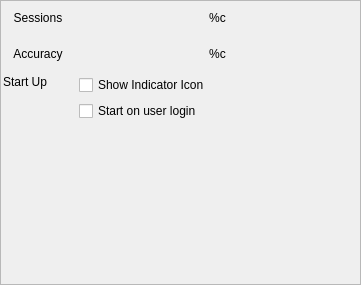
Qt form res/ui/settingspane-general.ui (smartboyhw/speechcontrol) before a commit.
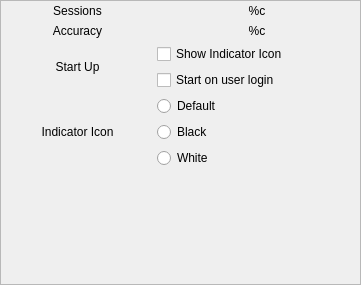
The same form after that commit. Icons and pictures are not drawn.

Commit message: Added two new icons to be used for SpeechControl::Indicator. Allow the user to define which icons would they prefer to the tray. Exported a majority of Windows::Main's menu-bar to the icon. Added UI for a microphone selection dialog (typically for training).

The edit to the form file:
```diff
--- a/res/ui/settingspane-general.ui
+++ b/res/ui/settingspane-general.ui
@@ -22,140 +22,209 @@
   <widget class="QWidget" name="gridLayoutWidget">
    <property name="geometry">
     <rect>
-     <x>3</x>
-     <y>3</y>
+     <x>4</x>
+     <y>4</y>
      <width>353</width>
-     <height>277</height>
+     <height>273</height>
     </rect>
    </property>
    <layout class="QGridLayout" name="gridLayout">
-    <item row="0" column="0">
-     <widget class="QLabel" name="label">
+    <item row="3" column="0">
+     <widget class="QLabel" name="label_2">
       <property name="sizePolicy">
-       <sizepolicy hsizetype="Fixed" vsizetype="Preferred">
+       <sizepolicy hsizetype="Minimum" vsizetype="Minimum">
         <horstretch>0</horstretch>
         <verstretch>0</verstretch>
        </sizepolicy>
       </property>
-      <property name="minimumSize">
-       <size>
-        <width>70</width>
-        <height>30</height>
-       </size>
-      </property>
-      <property name="maximumSize">
-       <size>
-        <width>70</width>
-        <height>30</height>
-       </size>
-      </property>
       <property name="text">
-       <string>Sessions</string>
+       <string>Indicator Icon</string>
       </property>
       <property name="alignment">
        <set>Qt::AlignCenter</set>
       </property>
-     </widget>
-    </item>
-    <item row="0" column="1">
-     <widget class="QLabel" name="lblSessionCount">
-      <property name="sizePolicy">
-       <sizepolicy hsizetype="Expanding" vsizetype="Minimum">
-        <horstretch>0</horstretch>
-        <verstretch>0</verstretch>
-       </sizepolicy>
+      <property name="margin">
+       <number>4</number>
       </property>
-      <property name="text">
-       <string>%c</string>
-      </property>
-      <property name="alignment">
-       <set>Qt::AlignCenter</set>
-      </property>
-      <property name="indent">
-       <number>10</number>
-      </property>
      </widget>
     </item>
-    <item row="4" column="0" colspan="2">
-     <spacer name="verticalSpacer">
-      <property name="orientation">
-       <enum>Qt::Vertical</enum>
-      </property>
-      <property name="sizeType">
-       <enum>QSizePolicy::MinimumExpanding</enum>
-      </property>
-      <property name="sizeHint" stdset="0">
-       <size>
-        <width>20</width>
-        <height>40</height>
-       </size>
-      </property>
-     </spacer>
-    </item>
     <item row="1" column="0">
      <widget class="QLabel" name="label_3">
       <property name="sizePolicy">
-       <sizepolicy hsizetype="Fixed" vsizetype="Preferred">
+       <sizepolicy hsizetype="Minimum" vsizetype="Minimum">
         <horstretch>0</horstretch>
         <verstretch>0</verstretch>
        </sizepolicy>
       </property>
-      <property name="minimumSize">
-       <size>
-        <width>70</width>
-        <height>30</height>
-       </size>
-      </property>
-      <property name="maximumSize">
-       <size>
-        <width>70</width>
-        <height>30</height>
-       </size>
-      </property>
       <property name="text">
        <string>Accuracy</string>
       </property>
       <property name="alignment">
        <set>Qt::AlignCenter</set>
       </property>
+      <property name="margin">
+       <number>4</number>
+      </property>
      </widget>
     </item>
-    <item row="1" column="1">
-     <widget class="QLabel" name="lblAccuracyRating">
+    <item row="2" column="0">
+     <widget class="QLabel" name="label_4">
       <property name="sizePolicy">
-       <sizepolicy hsizetype="Expanding" vsizetype="Minimum">
+       <sizepolicy hsizetype="Minimum" vsizetype="Minimum">
         <horstretch>0</horstretch>
         <verstretch>0</verstretch>
        </sizepolicy>
       </property>
       <property name="text">
-       <string>%c</string>
+       <string>Start Up</string>
       </property>
       <property name="alignment">
        <set>Qt::AlignCenter</set>
       </property>
-      <property name="indent">
-       <number>10</number>
-      </property>
      </widget>
     </item>
-    <item row="3" column="0">
+    <item row="4" column="0">
      <spacer name="horizontalSpacer">
       <property name="orientation">
        <enum>Qt::Horizontal</enum>
       </property>
       <property name="sizeType">
-       <enum>QSizePolicy::Preferred</enum>
+       <enum>QSizePolicy::Maximum</enum>
       </property>
       <property name="sizeHint" stdset="0">
        <size>
-        <width>50</width>
+        <width>100</width>
         <height>20</height>
        </size>
       </property>
      </spacer>
     </item>
-    <item row="2" column="1">
+    <item row="0" column="0">
+     <widget class="QLabel" name="label">
+      <property name="sizePolicy">
+       <sizepolicy hsizetype="Minimum" vsizetype="Minimum">
+        <horstretch>0</horstretch>
+        <verstretch>0</verstretch>
+       </sizepolicy>
+      </property>
+      <property name="text">
+       <string>Sessions</string>
+      </property>
+      <property name="alignment">
+       <set>Qt::AlignCenter</set>
+      </property>
+      <property name="margin">
+       <number>4</number>
+      </property>
+     </widget>
+    </item>
+    <item row="3" column="1">
+     <layout class="QVBoxLayout" name="verticalLayout_2">
+      <item>
+       <widget class="QRadioButton" name="radioButtonIconDefault">
+        <property name="sizePolicy">
+         <sizepolicy hsizetype="Minimum" vsizetype="Minimum">
+          <horstretch>0</horstretch>
+          <verstretch>0</verstretch>
+         </sizepolicy>
+        </property>
+        <property name="text">
+         <string>Default</string>
+        </property>
+       </widget>
+      </item>
+      <item>
+       <widget class="QRadioButton" name="radioButtonIconBlack">
+        <property name="sizePolicy">
+         <sizepolicy hsizetype="Minimum" vsizetype="Minimum">
+          <horstretch>0</horstretch>
+          <verstretch>0</verstretch>
+         </sizepolicy>
+        </property>
+        <property name="text">
+         <string>Black</string>
+        </property>
+       </widget>
+      </item>
+      <item>
+       <widget class="QRadioButton" name="radioButtonIconWhite">
+        <property name="sizePolicy">
+         <sizepolicy hsizetype="Minimum" vsizetype="Minimum">
+          <horstretch>0</horstretch>
+          <verstretch>0</verstretch>
+         </sizepolicy>
+        </property>
+        <property name="text">
+         <string>White</string>
+        </property>
+       </widget>
+      </item>
+     </layout>
+    </item>
+    <item row="3" column="2">
+     <widget class="QLabel" name="lblSampleIcon">
+      <property name="minimumSize">
+       <size>
+        <width>48</width>
+        <height>48</height>
+       </size>
+      </property>
+      <property name="maximumSize">
+       <size>
+        <width>48</width>
+        <height>48</height>
+       </size>
+      </property>
+      <property name="text">
+       <string/>
+      </property>
+      <property name="pixmap">
+       <pixmap resource="../res.qrc">:/indicator/black</pixmap>
+      </property>
+      <property name="scaledContents">
+       <bool>true</bool>
+      </property>
+     </widget>
+    </item>
+    <item row="0" column="1" colspan="2">
+     <widget class="QLabel" name="lblSessionCount">
+      <property name="sizePolicy">
+       <sizepolicy hsizetype="Expanding" vsizetype="Minimum">
+        <horstretch>0</horstretch>
+        <verstretch>0</verstretch>
+       </sizepolicy>
+      </property>
+      <property name="text">
+       <string>%c</string>
+      </property>
+      <property name="alignment">
+       <set>Qt::AlignCenter</set>
+      </property>
+      <property name="indent">
+       <number>10</number>
+      </property>
+     </widget>
+    </item>
+    <item row="1" column="1" colspan="2">
+     <widget class="QLabel" name="lblAccuracyRating">
+      <property name="sizePolicy">
+       <sizepolicy hsizetype="Expanding" vsizetype="Minimum">
+        <horstretch>0</horstretch>
+        <verstretch>0</verstretch>
+       </sizepolicy>
+      </property>
+      <property name="text">
+       <string>%c</string>
+      </property>
+      <property name="alignment">
+       <set>Qt::AlignCenter</set>
+      </property>
+      <property name="indent">
+       <number>10</number>
+      </property>
+     </widget>
+    </item>
+    <item row="2" column="1" colspan="2">
      <layout class="QVBoxLayout" name="verticalLayout">
       <item>
        <widget class="QCheckBox" name="checkBoxIndicatorIcon">
@@ -179,21 +248,21 @@
       </item>
      </layout>
     </item>
-    <item row="2" column="0">
-     <widget class="QLabel" name="label_4">
-      <property name="sizePolicy">
-       <sizepolicy hsizetype="Fixed" vsizetype="Preferred">
-        <horstretch>0</horstretch>
-        <verstretch>0</verstretch>
-       </sizepolicy>
+    <item row="5" column="0" colspan="3">
+     <spacer name="verticalSpacer">
+      <property name="orientation">
+       <enum>Qt::Vertical</enum>
       </property>
-      <property name="text">
-       <string>Start Up</string>
+      <property name="sizeType">
+       <enum>QSizePolicy::MinimumExpanding</enum>
       </property>
-      <property name="alignment">
-       <set>Qt::AlignHCenter|Qt::AlignTop</set>
+      <property name="sizeHint" stdset="0">
+       <size>
+        <width>20</width>
+        <height>40</height>
+       </size>
       </property>
-     </widget>
+     </spacer>
     </item>
    </layout>
   </widget>
```
Left out of the diff: 4 changed lines with no effect on the pictures. The commit also changes 8 other files.
